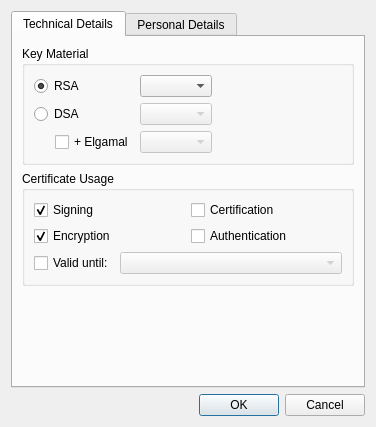
This is newcertificatewizard/advancedsettingsdialog.ui in sensama/kleopatra as Qt 5 draws it before an edit. The edited form follows.
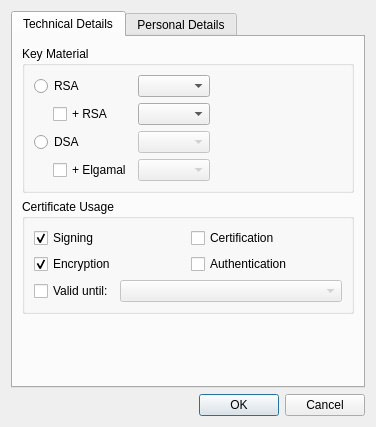
This is the edited form. Custom widgets are drawn as their Qt base class.

Commit message:
Change OpenPGP key defaults to match GnuPG's
This causes kleopatra to generate OpenPGP keys
with a Sign / Certify primary key and an Encryption
only subkey.

The advanced options still give you the option to
generate a SCE Primary key without subkeys.

This change has been requested by the GnuPG maintainer
and was discussed on the Gpg4win-devel mailing list:
http://lists.wald.intevation.org/pipermail/gpg4win-devel/2015-April/001474.html

```diff
--- a/newcertificatewizard/advancedsettingsdialog.ui
+++ b/newcertificatewizard/advancedsettingsdialog.ui
@@ -27,17 +27,20 @@
           <string>Key Material</string>
          </property>
          <layout class="QGridLayout" name="gridLayout_3">
-          <item row="0" column="0" colspan="3">
+          <item row="0" column="0" colspan="2">
            <widget class="QRadioButton" name="rsaRB">
             <property name="text">
              <string>RSA</string>
             </property>
             <property name="checked">
-             <bool>true</bool>
+             <bool>false</bool>
             </property>
            </widget>
           </item>
-          <item row="0" column="5">
+          <item row="0" column="2">
+           <widget class="QComboBox" name="rsaKeyStrengthCB"/>
+          </item>
+          <item row="0" column="3">
            <spacer name="horizontalSpacer">
             <property name="orientation">
              <enum>Qt::Horizontal</enum>
@@ -50,41 +53,34 @@
             </property>
            </spacer>
           </item>
-          <item row="1" column="0" colspan="3">
+          <item row="1" column="1">
+           <widget class="QCheckBox" name="rsaSubCB">
+            <property name="enabled">
+             <bool>true</bool>
+            </property>
+            <property name="text">
+             <string>+ RSA</string>
+            </property>
+           </widget>
+          </item>
+          <item row="1" column="2">
+           <widget class="QComboBox" name="rsaKeyStrengthSubCB"/>
+          </item>
+          <item row="2" column="0" colspan="2">
            <widget class="QRadioButton" name="dsaRB">
             <property name="text">
              <string>DSA</string>
             </property>
            </widget>
           </item>
-          <item row="2" column="1" colspan="2">
-           <widget class="QCheckBox" name="elgCB">
-            <property name="enabled">
-             <bool>true</bool>
-            </property>
-            <property name="text">
-             <string>+ Elgamal</string>
-            </property>
-           </widget>
-          </item>
-          <item row="2" column="3" colspan="2">
-           <widget class="QComboBox" name="elgKeyStrengthCB">
-            <property name="enabled">
-             <bool>false</bool>
-            </property>
-           </widget>
-          </item>
-          <item row="0" column="3" colspan="2">
-           <widget class="QComboBox" name="rsaKeyStrengthCB"/>
-          </item>
-          <item row="1" column="3" colspan="2">
+          <item row="2" column="2">
            <widget class="QComboBox" name="dsaKeyStrengthCB">
             <property name="enabled">
              <bool>false</bool>
             </property>
            </widget>
           </item>
-          <item row="2" column="0">
+          <item row="3" column="0">
            <spacer name="horizontalSpacer_2">
             <property name="orientation">
              <enum>Qt::Horizontal</enum>
@@ -94,12 +90,29 @@
             </property>
             <property name="sizeHint" stdset="0">
              <size>
-              <width>10</width>
-              <height>1</height>
+              <width>13</width>
+              <height>13</height>
              </size>
             </property>
            </spacer>
           </item>
+          <item row="3" column="1">
+           <widget class="QCheckBox" name="elgCB">
+            <property name="enabled">
+             <bool>true</bool>
+            </property>
+            <property name="text">
+             <string>+ Elgamal</string>
+            </property>
+           </widget>
+          </item>
+          <item row="3" column="2">
+           <widget class="QComboBox" name="elgKeyStrengthCB">
+            <property name="enabled">
+             <bool>false</bool>
+            </property>
+           </widget>
+          </item>
          </layout>
         </widget>
        </item>
@@ -255,11 +268,6 @@
   </layout>
  </widget>
  <customwidgets>
-  <customwidget>
-   <class>KDateComboBox</class>
-   <extends>KComboBox</extends>
-   <header>kdatecombobox.h</header>
-  </customwidget>
   <customwidget>
    <class>KComboBox</class>
    <extends>QComboBox</extends>
@@ -274,6 +282,11 @@
     <signal>itemsChanged()</signal>
    </slots>
   </customwidget>
+  <customwidget>
+   <class>KDateComboBox</class>
+   <extends>KComboBox</extends>
+   <header>kdatecombobox.h</header>
+  </customwidget>
  </customwidgets>
  <resources/>
  <connections>
```
Left out of the diff: 32 changed lines with no effect on the pictures. The commit also changes 1 other file.
